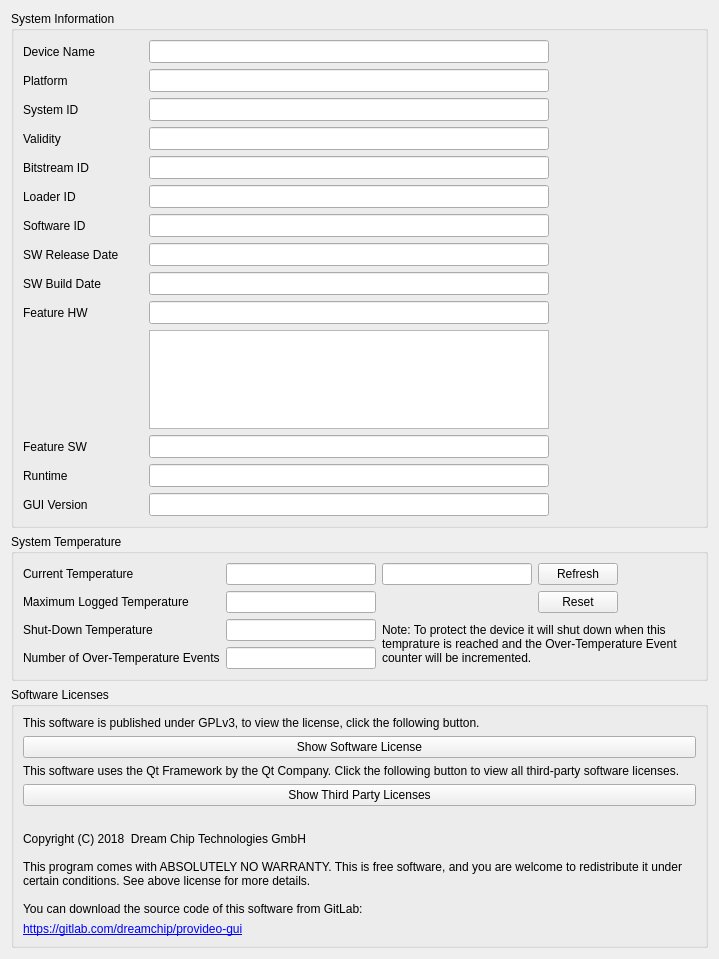
Before: the Qt Designer form dct_widgets/infobox/infobox.ui in KAYA-Instruments/SDI-Control-Point, drawn with Qt 5.
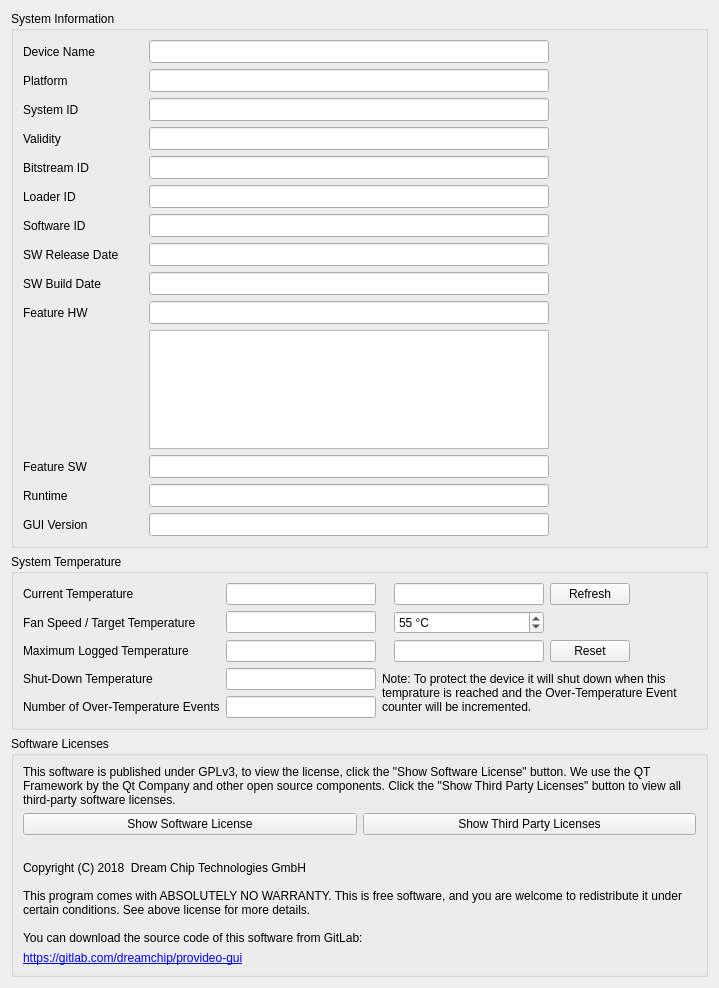
After: the same form once the commit is applied.

Patch:
```diff
--- a/dct_widgets/infobox/infobox.ui
+++ b/dct_widgets/infobox/infobox.ui
@@ -7,7 +7,7 @@
     <x>0</x>
     <y>0</y>
     <width>719</width>
-    <height>959</height>
+    <height>988</height>
    </rect>
   </property>
   <property name="windowTitle">
@@ -698,159 +698,13 @@
      </property>
      <layout class="QGridLayout" name="gridLayout_2">
       <item row="4" column="0">
-       <widget class="QLabel" name="lblOverTemp">
-        <property name="text">
-         <string>Number of Over-Temperature Events</string>
-        </property>
-       </widget>
-      </item>
-      <item row="2" column="1" colspan="2">
-       <widget class="QLineEdit" name="letMaxTempLogged">
-        <property name="sizePolicy">
-         <sizepolicy hsizetype="Fixed" vsizetype="Fixed">
-          <horstretch>0</horstretch>
-          <verstretch>0</verstretch>
-         </sizepolicy>
-        </property>
-        <property name="minimumSize">
-         <size>
-          <width>150</width>
-          <height>0</height>
-         </size>
-        </property>
-        <property name="maximumSize">
-         <size>
-          <width>150</width>
-          <height>16777215</height>
-         </size>
-        </property>
-        <property name="readOnly">
-         <bool>true</bool>
-        </property>
-       </widget>
-      </item>
-      <item row="3" column="0">
        <widget class="QLabel" name="lblMaxTempAllowed">
         <property name="text">
          <string>Shut-Down Temperature</string>
         </property>
        </widget>
       </item>
-      <item row="1" column="4">
-       <spacer name="horizontalSpacer">
-        <property name="orientation">
-         <enum>Qt::Horizontal</enum>
-        </property>
-        <property name="sizeHint" stdset="0">
-         <size>
-          <width>0</width>
-          <height>20</height>
-         </size>
-        </property>
-       </spacer>
-      </item>
-      <item row="2" column="0">
-       <widget class="QLabel" name="lblMaxTempLogged">
-        <property name="text">
-         <string>Maximum Logged Temperature</string>
-        </property>
-       </widget>
-      </item>
-      <item row="1" column="1">
-       <widget class="QLineEdit" name="letTemp0">
-        <property name="sizePolicy">
-         <sizepolicy hsizetype="Fixed" vsizetype="Fixed">
-          <horstretch>0</horstretch>
-          <verstretch>0</verstretch>
-         </sizepolicy>
-        </property>
-        <property name="minimumSize">
-         <size>
-          <width>150</width>
-          <height>0</height>
-         </size>
-        </property>
-        <property name="maximumSize">
-         <size>
-          <width>150</width>
-          <height>16777215</height>
-         </size>
-        </property>
-        <property name="readOnly">
-         <bool>true</bool>
-        </property>
-       </widget>
-      </item>
-      <item row="3" column="1">
-       <widget class="QLineEdit" name="letMaxTempAllowed">
-        <property name="sizePolicy">
-         <sizepolicy hsizetype="Fixed" vsizetype="Fixed">
-          <horstretch>0</horstretch>
-          <verstretch>0</verstretch>
-         </sizepolicy>
-        </property>
-        <property name="minimumSize">
-         <size>
-          <width>150</width>
-          <height>0</height>
-         </size>
-        </property>
-        <property name="maximumSize">
-         <size>
-          <width>150</width>
-          <height>16777215</height>
-         </size>
-        </property>
-        <property name="sizeIncrement">
-         <size>
-          <width>0</width>
-          <height>0</height>
-         </size>
-        </property>
-        <property name="readOnly">
-         <bool>true</bool>
-        </property>
-       </widget>
-      </item>
-      <item row="2" column="3">
-       <widget class="QPushButton" name="btnResetMaxTemp">
-        <property name="sizePolicy">
-         <sizepolicy hsizetype="Minimum" vsizetype="Fixed">
-          <horstretch>0</horstretch>
-          <verstretch>0</verstretch>
-         </sizepolicy>
-        </property>
-        <property name="text">
-         <string>Reset</string>
-        </property>
-       </widget>
-      </item>
-      <item row="1" column="2">
-       <widget class="QLineEdit" name="letTemp1">
-        <property name="sizePolicy">
-         <sizepolicy hsizetype="Fixed" vsizetype="Fixed">
-          <horstretch>0</horstretch>
-          <verstretch>0</verstretch>
-         </sizepolicy>
-        </property>
-        <property name="minimumSize">
-         <size>
-          <width>150</width>
-          <height>0</height>
-         </size>
-        </property>
-        <property name="maximumSize">
-         <size>
-          <width>150</width>
-          <height>16777215</height>
-         </size>
-        </property>
-        <property name="readOnly">
-         <bool>true</bool>
-        </property>
-       </widget>
-      </item>
-      <item row="1" column="3">
+      <item row="1" column="5">
        <widget class="QPushButton" name="btnRefreshTemp">
         <property name="sizePolicy">
          <sizepolicy hsizetype="Minimum" vsizetype="Fixed">
@@ -863,6 +717,19 @@
         </property>
        </widget>
       </item>
+      <item row="3" column="5">
+       <widget class="QPushButton" name="btnResetMaxTemp">
+        <property name="sizePolicy">
+         <sizepolicy hsizetype="Minimum" vsizetype="Fixed">
+          <horstretch>0</horstretch>
+          <verstretch>0</verstretch>
+         </sizepolicy>
+        </property>
+        <property name="text">
+         <string>Reset</string>
+        </property>
+       </widget>
+      </item>
       <item row="1" column="0">
        <widget class="QLabel" name="lblTemp">
         <property name="text">
@@ -870,8 +737,40 @@
         </property>
        </widget>
       </item>
+      <item row="5" column="0">
+       <widget class="QLabel" name="lblOverTemp">
+        <property name="text">
+         <string>Number of Over-Temperature Events</string>
+        </property>
+       </widget>
+      </item>
+      <item row="3" column="1" colspan="2">
+       <widget class="QLineEdit" name="letMaxTempLoggedPersistent">
+        <property name="sizePolicy">
+         <sizepolicy hsizetype="Fixed" vsizetype="Fixed">
+          <horstretch>0</horstretch>
+          <verstretch>0</verstretch>
+         </sizepolicy>
+        </property>
+        <property name="minimumSize">
+         <size>
+          <width>150</width>
+          <height>0</height>
+         </size>
+        </property>
+        <property name="maximumSize">
+         <size>
+          <width>150</width>
+          <height>16777215</height>
+         </size>
+        </property>
+        <property name="readOnly">
+         <bool>true</bool>
+        </property>
+       </widget>
+      </item>
       <item row="4" column="1">
-       <widget class="QLineEdit" name="letOverTemp">
+       <widget class="QLineEdit" name="letMaxTempAllowed">
         <property name="sizePolicy">
          <sizepolicy hsizetype="Fixed" vsizetype="Fixed">
           <horstretch>0</horstretch>
@@ -895,7 +794,32 @@
         </property>
        </widget>
       </item>
-      <item row="3" column="2" rowspan="2" colspan="3">
+      <item row="1" column="1">
+       <widget class="QLineEdit" name="letTemp0">
+        <property name="sizePolicy">
+         <sizepolicy hsizetype="Fixed" vsizetype="Fixed">
+          <horstretch>0</horstretch>
+          <verstretch>0</verstretch>
+         </sizepolicy>
+        </property>
+        <property name="minimumSize">
+         <size>
+          <width>150</width>
+          <height>0</height>
+         </size>
+        </property>
+        <property name="maximumSize">
+         <size>
+          <width>150</width>
+          <height>16777215</height>
+         </size>
+        </property>
+        <property name="readOnly">
+         <bool>true</bool>
+        </property>
+       </widget>
+      </item>
+      <item row="4" column="2" rowspan="2" colspan="5">
        <widget class="QLabel" name="label_2">
         <property name="sizePolicy">
          <sizepolicy hsizetype="Expanding" vsizetype="Preferred">
@@ -911,6 +835,164 @@
         </property>
        </widget>
       </item>
+      <item row="3" column="0">
+       <widget class="QLabel" name="lblMaxTempLogged">
+        <property name="text">
+         <string>Maximum Logged Temperature</string>
+        </property>
+       </widget>
+      </item>
+      <item row="5" column="1">
+       <widget class="QLineEdit" name="letOverTemp">
+        <property name="sizePolicy">
+         <sizepolicy hsizetype="Fixed" vsizetype="Fixed">
+          <horstretch>0</horstretch>
+          <verstretch>0</verstretch>
+         </sizepolicy>
+        </property>
+        <property name="minimumSize">
+         <size>
+          <width>150</width>
+          <height>0</height>
+         </size>
+        </property>
+        <property name="maximumSize">
+         <size>
+          <width>150</width>
+          <height>16777215</height>
+         </size>
+        </property>
+        <property name="readOnly">
+         <bool>true</bool>
+        </property>
+       </widget>
+      </item>
+      <item row="3" column="4">
+       <widget class="QLineEdit" name="letMaxTempLoggedUser">
+        <property name="sizePolicy">
+         <sizepolicy hsizetype="Fixed" vsizetype="Fixed">
+          <horstretch>0</horstretch>
+          <verstretch>0</verstretch>
+         </sizepolicy>
+        </property>
+        <property name="minimumSize">
+         <size>
+          <width>150</width>
+          <height>0</height>
+         </size>
+        </property>
+        <property name="maximumSize">
+         <size>
+          <width>150</width>
+          <height>16777215</height>
+         </size>
+        </property>
+        <property name="readOnly">
+         <bool>true</bool>
+        </property>
+       </widget>
+      </item>
+      <item row="1" column="4">
+       <widget class="QLineEdit" name="letTemp1">
+        <property name="sizePolicy">
+         <sizepolicy hsizetype="Fixed" vsizetype="Fixed">
+          <horstretch>0</horstretch>
+          <verstretch>0</verstretch>
+         </sizepolicy>
+        </property>
+        <property name="minimumSize">
+         <size>
+          <width>150</width>
+          <height>0</height>
+         </size>
+        </property>
+        <property name="maximumSize">
+         <size>
+          <width>150</width>
+          <height>16777215</height>
+         </size>
+        </property>
+        <property name="readOnly">
+         <bool>true</bool>
+        </property>
+       </widget>
+      </item>
+      <item row="2" column="0">
+       <widget class="QLabel" name="lblFanSpeed">
+        <property name="text">
+         <string>Fan Speed / Target Temperature</string>
+        </property>
+       </widget>
+      </item>
+      <item row="2" column="1">
+       <widget class="QLineEdit" name="letFanSpeed">
+        <property name="sizePolicy">
+         <sizepolicy hsizetype="Fixed" vsizetype="Fixed">
+          <horstretch>0</horstretch>
+          <verstretch>0</verstretch>
+         </sizepolicy>
+        </property>
+        <property name="minimumSize">
+         <size>
+          <width>150</width>
+          <height>0</height>
+         </size>
+        </property>
+        <property name="maximumSize">
+         <size>
+          <width>150</width>
+          <height>16777215</height>
+         </size>
+        </property>
+        <property name="readOnly">
+         <bool>true</bool>
+        </property>
+       </widget>
+      </item>
+      <item row="2" column="4">
+       <widget class="QSpinBox" name="sbxFanTarget">
+        <property name="sizePolicy">
+         <sizepolicy hsizetype="Fixed" vsizetype="Fixed">
+          <horstretch>0</horstretch>
+          <verstretch>0</verstretch>
+         </sizepolicy>
+        </property>
+        <property name="minimumSize">
+         <size>
+          <width>150</width>
+          <height>0</height>
+         </size>
+        </property>
+        <property name="maximumSize">
+         <size>
+          <width>150</width>
+          <height>16777215</height>
+         </size>
+        </property>
+        <property name="suffix">
+         <string> °C</string>
+        </property>
+        <property name="maximum">
+         <number>75</number>
+        </property>
+        <property name="value">
+         <number>55</number>
+        </property>
+       </widget>
+      </item>
+      <item row="1" column="6">
+       <spacer name="horizontalSpacer">
+        <property name="orientation">
+         <enum>Qt::Horizontal</enum>
+        </property>
+        <property name="sizeHint" stdset="0">
+         <size>
+          <width>0</width>
+          <height>0</height>
+         </size>
+        </property>
+       </spacer>
+      </item>
      </layout>
     </widget>
    </item>
@@ -925,7 +1007,7 @@
         <item>
          <widget class="QLabel" name="lblLicense">
           <property name="text">
-           <string>This software is published under GPLv3, to view the license, click the following button.</string>
+           <string>This software is published under GPLv3, to view the license, click the &quot;Show Software License&quot; button. We use the QT Framework by the Qt Company and other open source components. Click the &quot;Show Third Party Licenses&quot; button to view all third-party software licenses.</string>
           </property>
           <property name="wordWrap">
            <bool>true</bool>
@@ -933,28 +1015,22 @@
          </widget>
         </item>
         <item>
-         <widget class="QPushButton" name="btnShowLicense">
-          <property name="text">
-           <string>Show Software License</string>
-          </property>
-         </widget>
-        </item>
-        <item>
-         <widget class="QLabel" name="lblThirdParty">
-          <property name="text">
-           <string>This software uses the Qt Framework by the Qt Company. Click the following button to view all third-party software licenses.</string>
-          </property>
-          <property name="wordWrap">
-           <bool>true</bool>
-          </property>
-         </widget>
-        </item>
-        <item>
-         <widget class="QPushButton" name="btnShowThirdPartyLicenses">
-          <property name="text">
-           <string>Show Third Party Licenses</string>
-          </property>
-         </widget>
+         <layout class="QHBoxLayout" name="horizontalLayout_2">
+          <item>
+           <widget class="QPushButton" name="btnShowLicense">
+            <property name="text">
+             <string>Show Software License</string>
+            </property>
+           </widget>
+          </item>
+          <item>
+           <widget class="QPushButton" name="btnShowThirdPartyLicenses">
+            <property name="text">
+             <string>Show Third Party Licenses</string>
+            </property>
+           </widget>
+          </item>
+         </layout>
         </item>
         <item>
          <spacer name="verticalSpacer_2">
```
Left out of the diff: 6 changed lines with no effect on the pictures.
